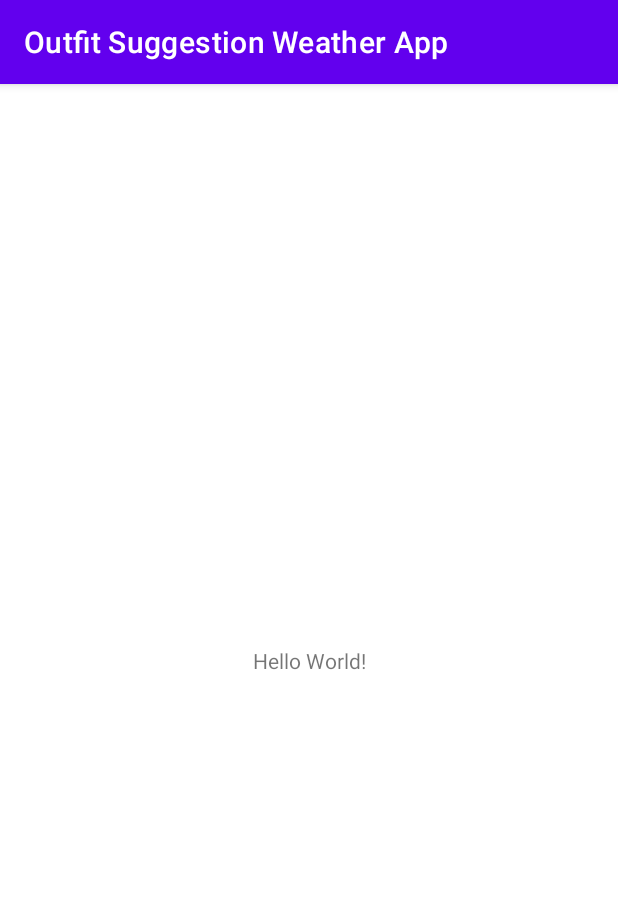
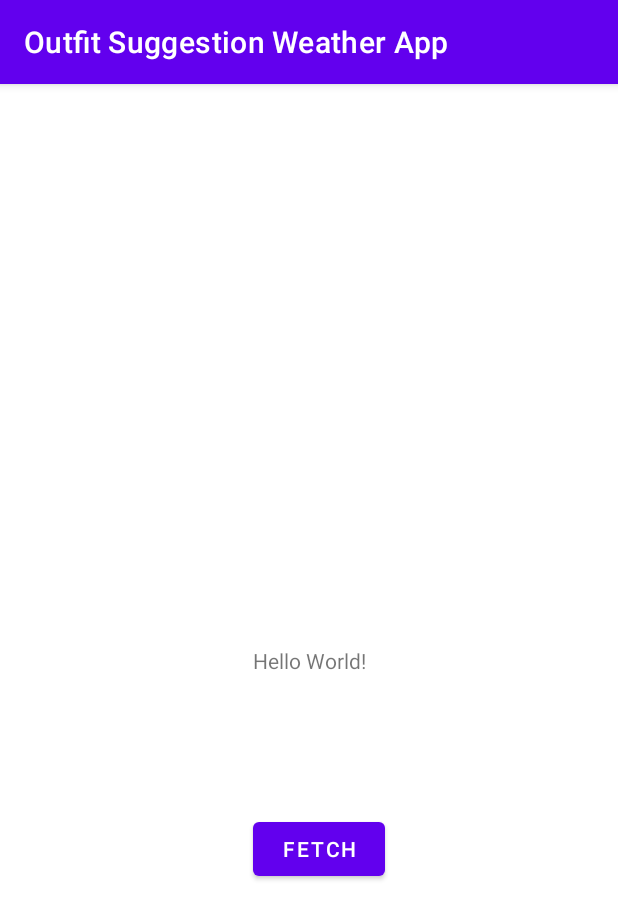
Before and after one commit to RehabFakhry/Outfit-Suggestion-Weather-App, an Android app: the screen it shows after launch (MainActivity), on a phone screen of 412 x 824 dp. Shown: the top 919 px of the screen. Run offline under Robolectric (Android 15) with nearby library versions, the phone set to English and light mode, and no system bars.

Commit message:
test api and get it in a text view

```diff
--- a/app/build.gradle
+++ b/app/build.gradle
@@ -30,6 +30,10 @@ android {
     kotlinOptions {
         jvmTarget = '1.8'
     }
+
+    buildFeatures{
+        viewBinding true
+    }
 }
 
 dependencies {
@@ -41,4 +45,6 @@ dependencies {
     testImplementation 'junit:junit:4.13.2'
     androidTestImplementation 'androidx.test.ext:junit:1.1.5'
     androidTestImplementation 'androidx.test.espresso:espresso-core:3.5.1'
+    implementation "com.squareup.okhttp3:okhttp:4.10.0"
+    implementation 'com.google.code.gson:gson:2.10.1'
 }
--- a/app/src/main/AndroidManifest.xml
+++ b/app/src/main/AndroidManifest.xml
@@ -1,6 +1,8 @@
 <?xml version="1.0" encoding="utf-8"?>
 <manifest xmlns:android="http://schemas.android.com/apk/res/android"
     xmlns:tools="http://schemas.android.com/tools">
+
+    <uses-permission android:name="android.permission.INTERNET"/>
 
     <application
         android:allowBackup="true"
--- a/app/src/main/java/com/example/outfitsuggestionweatherapp/MainActivity.kt
+++ b/app/src/main/java/com/example/outfitsuggestionweatherapp/MainActivity.kt
@@ -1,11 +1,50 @@
 package com.example.outfitsuggestionweatherapp
 
+import android.content.ContentValues.TAG
 import androidx.appcompat.app.AppCompatActivity
 import android.os.Bundle
+import android.os.StrictMode
+import android.util.Log
+import com.example.outfitsuggestionweatherapp.databinding.ActivityMainBinding
+import okhttp3.*
+import java.io.IOException
+import java.net.URL
+import java.security.Policy
 
 class MainActivity : AppCompatActivity() {
+
+    lateinit var binding: ActivityMainBinding
+    val client = OkHttpClient()
     override fun onCreate(savedInstanceState: Bundle?) {
         super.onCreate(savedInstanceState)
-        setContentView(R.layout.activity_main)
+        binding = ActivityMainBinding.inflate(layoutInflater)
+        setContentView(binding.root)
+
+        binding.buttonFetch.setOnClickListener {
+            makeRequestUsingOKHTTP()
+            //makeRequest()
+
+        }
+    }
+
+    private fun makeRequestUsingOKHTTP() {
+        Log.i("String","Make Request")
+        val request = Request.Builder()
+            .url("https://api.openweathermap.org/data/2.5/weather?" +
+                    "lat=30.033333&lon=31.233334&appid=545c025aec18c326d80f41ac17e459b0")
+            .build()
+        client.newCall(request).enqueue(object : Callback {
+            override fun onFailure(call: Call, e: IOException) {
+                Log.i("String" , "fail: ${e.message}")
+            }
+
+            override fun onResponse(call: Call, response: Response) {
+                //Log.i("String", response.body?.string().toString())
+                runOnUiThread{
+                    binding.textView.text = response.body?.string()
+                }
+            }
+
+        })
     }
 }
--- /dev/null
+++ b/app/src/main/java/com/example/outfitsuggestionweatherapp/data/Constants.kt
@@ -0,0 +1,5 @@
+package com.example.outfitsuggestionweatherapp.data
+
+data class Weather(val name: String, val main: Main)
+
+data class Main(val temp: Double)
--- a/app/src/main/res/layout/activity_main.xml
+++ b/app/src/main/res/layout/activity_main.xml
@@ -7,6 +7,7 @@
     tools:context=".MainActivity">
 
     <TextView
+        android:id="@+id/textView"
         android:layout_width="wrap_content"
         android:layout_height="wrap_content"
         android:text="Hello World!"
@@ -15,4 +16,16 @@
         app:layout_constraintStart_toStartOf="parent"
         app:layout_constraintTop_toTopOf="parent" />
 
+    <Button
+        android:id="@+id/buttonFetch"
+        android:layout_width="wrap_content"
+        android:layout_height="wrap_content"
+        android:layout_marginTop="92dp"
+        android:text="fetch"
+        app:layout_constraintEnd_toEndOf="parent"
+        app:layout_constraintHorizontal_bias="0.52"
+        app:layout_constraintStart_toStartOf="parent"
+        app:layout_constraintTop_toBottomOf="@+id/textView" />
+
+
 </androidx.constraintlayout.widget.ConstraintLayout>
```
